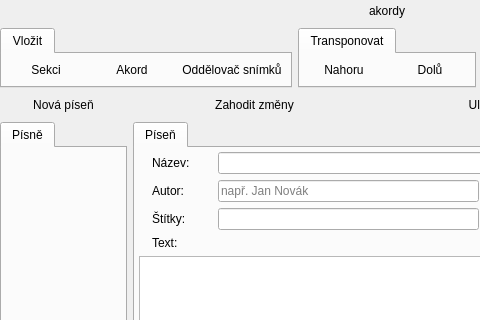
The window that src/gui/mainwindow_songsmode.ui (CZDanol/StrawLumen) describes before a commit, drawn with Qt 5; both pictures show x 0 to 480 and y 0 to 320 of the 873 by 699 pixel window.
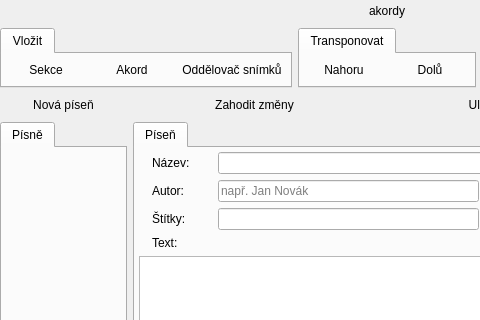
The same window after the commit. Icons and pictures are not drawn. Custom widgets are drawn as their Qt base class.

The edit to the form file:
```diff
--- a/src/gui/mainwindow_songsmode.ui
+++ b/src/gui/mainwindow_songsmode.ui
@@ -79,7 +79,7 @@
           <item>
            <widget class="QPushButton" name="btnInsertSection">
             <property name="text">
-             <string>Sekci</string>
+             <string>Sekce</string>
             </property>
             <property name="icon">
              <iconset resource="../../res/resources.qrc">
```
